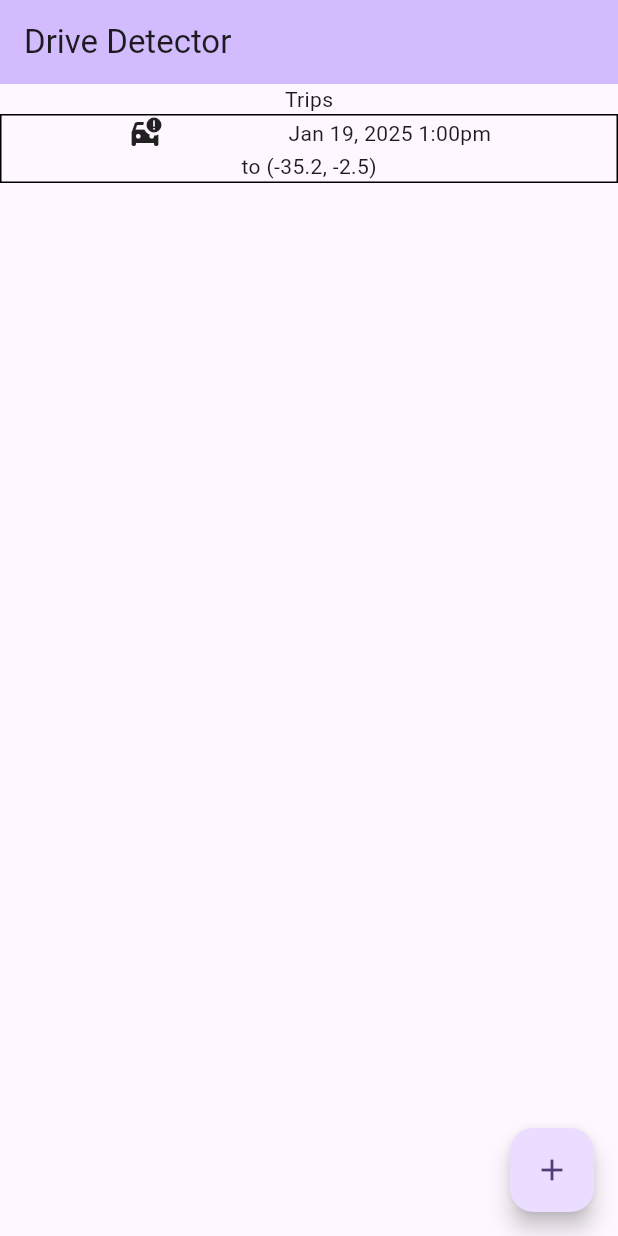
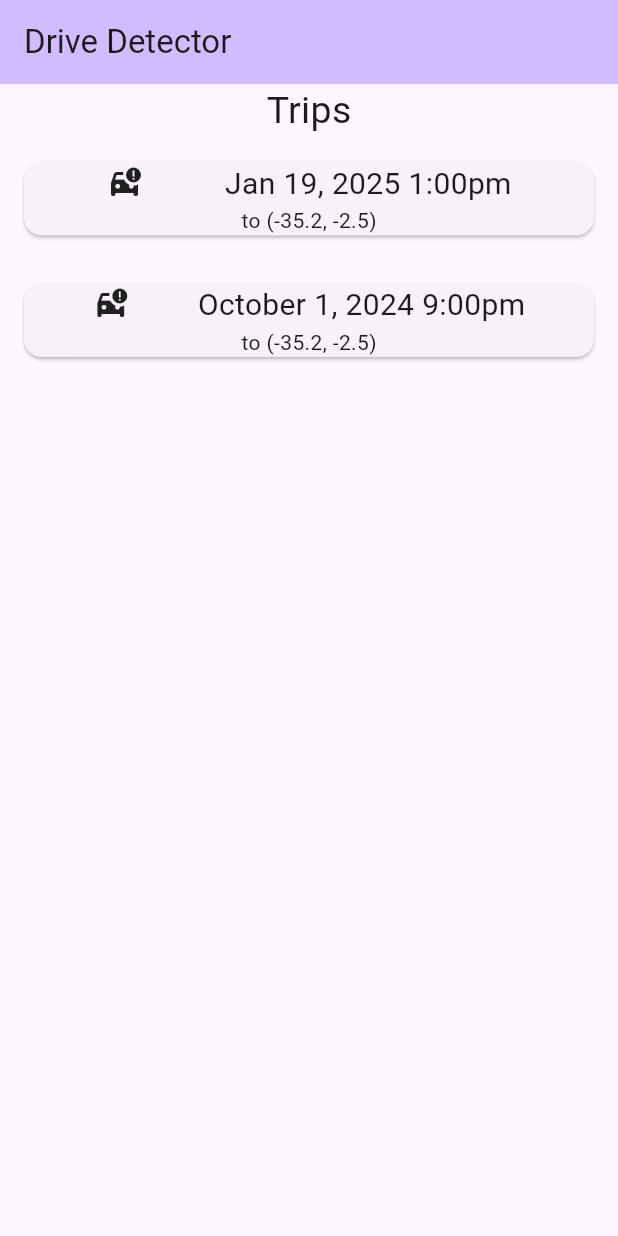
Before and after one commit to iglesias-johnluke/drive_detection_app, a Flutter app: the screen it shows after launch, on a phone screen of 412 x 824 dp. Run offline on Flutter 3.47's test engine with Material 3 defaults, Android fonts, the phone set to English and light mode, and no system bars.

Commit message:
trip cards

```diff
--- a/lib/main.dart
+++ b/lib/main.dart
@@ -30,33 +30,6 @@ class MyHomePage extends StatefulWidget {
 }
 
 class _MyHomePageState extends State<MyHomePage> {
-  int _counter = 0;
-
-  void _incrementCounter() {
-    setState(() {
-      _counter++;
-    });
-  }
-
-  Widget tripEntry() {
-    return Container(
-      decoration: BoxDecoration(
-        border: Border.all(),
-      ),
-      child: Column(
-        children: [
-          Row(
-            mainAxisAlignment: MainAxisAlignment.spaceEvenly,
-            children: [
-              Icon(Icons.car_crash),
-              Text("Jan 19, 2025 1:00pm")
-            ],
-          ),
-          Text("to (-35.2, -2.5)")
-        ],
-      )
-    ) ;
-  }
 
   @override
   Widget build(BuildContext context) {
@@ -69,16 +42,45 @@ class _MyHomePageState extends State<MyHomePage> {
         child: Column(
           mainAxisAlignment: MainAxisAlignment.center,
           children: <Widget>[
-            const Text('Trips',),
-            tripEntry()
+            const Text(
+              'Trips',
+              style: TextStyle(
+                fontSize: 25,
+              )
+            ),
+            tripCard("Jan 19, 2025 1:00pm", "to (-35.2, -2.5)"),
+            tripCard("October 1, 2024 9:00pm", "to (-35.2, -2.5)")
           ],
         ),
       ),
-      floatingActionButton: FloatingActionButton(
-        onPressed: _incrementCounter,
-        tooltip: 'Increment',
-        child: const Icon(Icons.add),
-      ), // This trailing comma makes auto-formatting nicer for build methods.
     );
   }
+
+  Widget tripCard(String timestamp, String destination) {
+    return Card(
+      margin: EdgeInsets.all(16),
+        child: Column(
+          children: [
+            Row(
+              mainAxisAlignment: MainAxisAlignment.spaceEvenly,
+              children: [
+                Icon(Icons.car_crash),
+                Text(
+                  timestamp,
+                  style: TextStyle(
+                    fontSize: 20
+                  ),
+                )
+              ],
+            ),
+            Text(
+                destination,
+                style: TextStyle(
+                    fontSize: 14
+                )
+            )
+          ],
+        )
+    ) ;
+  }
 }
```
